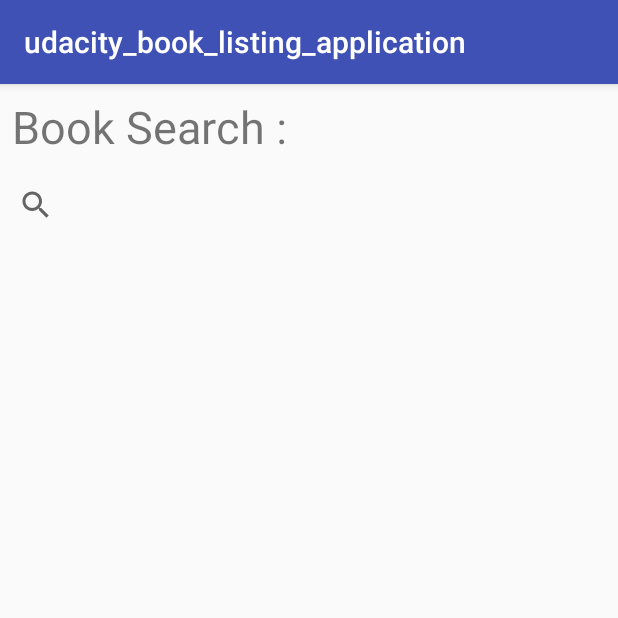
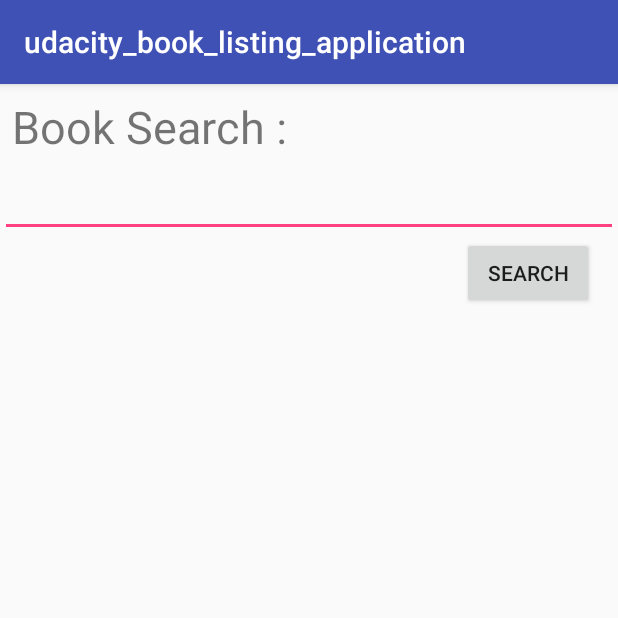
Before and after one commit to sangeetagupta2068/udacity_book_listing_application, an Android app: the screen it shows after launch (MainActivity), on a phone screen of 412 x 824 dp, the top half of it. Run offline under Robolectric (Android 15) with nearby library versions, the phone set to English and light mode, and no system bars.

Commit message:
3 commit: fixed display issue

```diff
--- a/app/src/main/java/com/sangeetagupta/udacity_book_listing_application/MainActivity.java
+++ b/app/src/main/java/com/sangeetagupta/udacity_book_listing_application/MainActivity.java
@@ -7,22 +7,23 @@ import android.net.ConnectivityManager;
 import android.net.NetworkInfo;
 import android.support.v7.app.AppCompatActivity;
 import android.os.Bundle;
-import android.util.Log;
 import android.view.View;
+import android.widget.Button;
+import android.widget.EditText;
 import android.widget.ListView;
-import android.widget.SearchView;
 import android.widget.TextView;
 
 import java.util.ArrayList;
+import java.util.List;
 
-public class MainActivity extends AppCompatActivity implements LoaderManager.LoaderCallbacks {
+public class MainActivity extends AppCompatActivity implements LoaderManager.LoaderCallbacks<List<BookItem>> {
 
     private static String JSON_QUERY;
 
-    ArrayList<BookItem> bookItems;
     BookAdapter bookAdapter;
 
-    SearchView searchView;
+    EditText searchText;
+    Button searchButton;
     TextView textView;
     View spinner;
     ListView listView;
@@ -32,40 +33,34 @@ public class MainActivity extends AppCompatActivity implements LoaderManager.Loa
         super.onCreate(savedInstanceState);
         setContentView(R.layout.activity_main);
         initializeViews();
-        searchView.setOnQueryTextListener(new SearchView.OnQueryTextListener() {
+        searchButton.setOnClickListener(new View.OnClickListener() {
             @Override
-            public boolean onQueryTextSubmit(String s) {
+            public void onClick(View view) {
+                StringBuilder stringBuilder = new StringBuilder();
+                stringBuilder.append("https://www.googleapis.com/books/v1/volumes?q=").append(searchText.getText()).append("&maxResults=12");
+                JSON_QUERY = stringBuilder.toString();
 
-                searchView.setSubmitButtonEnabled(false);
-                s = s.trim();
-                s = s.toLowerCase().replaceAll(" ","+");
-                JSON_QUERY = "https://www.googleapis.com/books/v1/volumes?q=search+" + s;
-                textView.setText(JSON_QUERY);
                 ConnectivityManager cm = (ConnectivityManager) getSystemService(Context.CONNECTIVITY_SERVICE);
                 NetworkInfo activeNetwork = cm.getActiveNetworkInfo();
                 boolean isConnected = activeNetwork != null && activeNetwork.isConnectedOrConnecting();
+
                 if (!isConnected) {
                     spinner.setVisibility(View.GONE);
                     textView.setText("No internet connection");
                 } else {
                     spinner.setVisibility(View.VISIBLE);
+
                     LoaderManager loaderManager = getLoaderManager();
                     loaderManager.initLoader(1, null, MainActivity.this);
+
                 }
-
-                return true;
-            }
-
-            @Override
-            public boolean onQueryTextChange(String s) {
-                searchView.setSubmitButtonEnabled(true);
-                return false;
             }
         });
     }
 
     public void initializeViews() {
-        searchView = findViewById(R.id.search);
+        searchText = findViewById(R.id.search);
+        searchButton = findViewById(R.id.search_button);
         textView = findViewById(R.id.search_status_message);
         spinner = findViewById(R.id.loading_spinner);
         spinner.setVisibility(View.INVISIBLE);
@@ -84,12 +79,15 @@ public class MainActivity extends AppCompatActivity implements LoaderManager.Loa
     }
 
     @Override
-    public void onLoadFinished(Loader loader, Object o) {
+    public void onLoadFinished(Loader<List<BookItem>> loader, List<BookItem> bookItems) {
         spinner.setVisibility(View.GONE);
-        textView.setText("No results matched.");
+
         bookAdapter.clear();
+
         if (bookItems != null) {
             bookAdapter.addAll(bookItems);
+        } else {
+            textView.setText("No results matched.");
         }
     }
 
--- a/app/src/main/res/layout/activity_main.xml
+++ b/app/src/main/res/layout/activity_main.xml
@@ -12,18 +12,26 @@
         android:textSize="30sp"
         android:padding="8dp"
         android:id="@+id/textView"/>
-    <SearchView
+    <EditText
       android:id="@+id/search"
-        android:layout_below="@+id/textView"
+      android:layout_below="@+id/textView"
       android:layout_width="match_parent"
       android:layout_centerHorizontal="true"
       android:clickable="true"
       android:queryHint="bookname comes here"
       android:layout_height="wrap_content" />
+    <Button
+        android:layout_width="wrap_content"
+        android:layout_height="wrap_content"
+        android:layout_alignParentRight="true"
+        android:layout_below="@+id/search"
+        android:text="search"
+        android:layout_marginRight="16dp"
+        android:id="@+id/search_button"/>
 
     <ListView
         android:id="@+id/list_of_book"
-        android:layout_below="@+id/search"
+        android:layout_below="@+id/search_button"
         android:orientation="vertical"
         android:layout_width="match_parent"
         android:divider="@null"
```
Also changed, not shown: app/src/main/java/com/sangeetagupta/udacity_book_listing_application/QueryUtils.java (+42 -34 lines).
